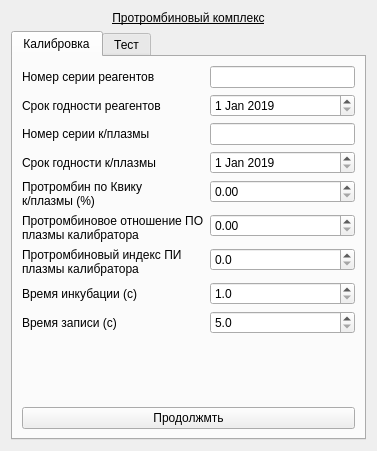
Above: choisedialog/ko5.ui from krang4d/Agrekola before the change. Below: the same form after it.
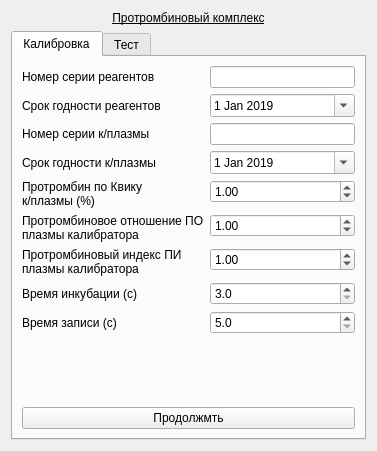
That is the form after the change.

Commit message: fix limits of all input date in the dialog widgets

Diff of the .ui file:
```diff
--- a/choisedialog/ko5.ui
+++ b/choisedialog/ko5.ui
@@ -55,6 +55,9 @@
          </item>
          <item row="1" column="1">
           <widget class="QDateEdit" name="dateEdit_calibReagent">
+           <property name="calendarPopup">
+            <bool>true</bool>
+           </property>
            <property name="date">
             <date>
              <year>2019</year>
@@ -83,6 +86,9 @@
          </item>
          <item row="3" column="1">
           <widget class="QDateEdit" name="dateEdit_calibKPlazma">
+           <property name="calendarPopup">
+            <bool>true</bool>
+           </property>
            <property name="date">
             <date>
              <year>2019</year>
@@ -105,6 +111,12 @@
            <property name="decimals">
             <number>2</number>
            </property>
+           <property name="singleStep">
+            <double>0.100000000000000</double>
+           </property>
+           <property name="value">
+            <double>1.000000000000000</double>
+           </property>
           </widget>
          </item>
          <item row="5" column="0">
@@ -120,6 +132,12 @@
            <property name="decimals">
             <number>2</number>
            </property>
+           <property name="singleStep">
+            <double>0.100000000000000</double>
+           </property>
+           <property name="value">
+            <double>1.000000000000000</double>
+           </property>
           </widget>
          </item>
          <item row="6" column="0">
@@ -133,7 +151,16 @@
          <item row="6" column="1">
           <widget class="QDoubleSpinBox" name="doubleSpinBox_calibIndex">
            <property name="decimals">
-            <number>1</number>
+            <number>2</number>
+           </property>
+           <property name="maximum">
+            <double>99.989999999999995</double>
+           </property>
+           <property name="singleStep">
+            <double>0.100000000000000</double>
+           </property>
+           <property name="value">
+            <double>1.000000000000000</double>
            </property>
           </widget>
          </item>
@@ -150,13 +177,13 @@
             <number>1</number>
            </property>
            <property name="minimum">
-            <double>1.000000000000000</double>
+            <double>3.000000000000000</double>
            </property>
            <property name="maximum">
             <double>300.000000000000000</double>
            </property>
            <property name="value">
-            <double>1.000000000000000</double>
+            <double>3.000000000000000</double>
            </property>
           </widget>
          </item>
```
Left out of the diff: 8 changed lines with no effect on the pictures. The commit also changes 5 other files.
